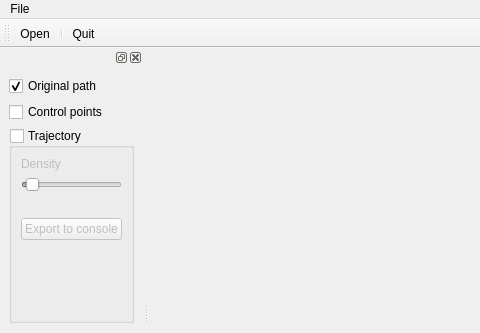
This is ui/mainwindow.ui in chili-epfl/cowriter-trajectory-generator as Qt 5 draws it before an edit; both pictures show x 0 to 480 and y 0 to 333 of the 800 by 600 pixel window. The edited form follows.
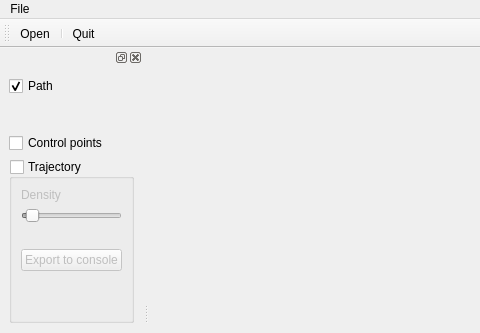
This is the edited form.

Commit message:
Compute + display length
Uses Gravesen algo. http://steve.hollasch.net/cgindex/curves/cbezarclen.html

The edit to the form file:
```diff
--- a/ui/mainwindow.ui
+++ b/ui/mainwindow.ui
@@ -60,13 +60,26 @@
        <item>
         <widget class="QCheckBox" name="showSvg">
          <property name="text">
-          <string>Original path</string>
+          <string>Path</string>
          </property>
          <property name="checked">
           <bool>true</bool>
          </property>
         </widget>
        </item>
+       <item>
+        <widget class="QLabel" name="pathLength">
+         <property name="sizePolicy">
+          <sizepolicy hsizetype="Preferred" vsizetype="MinimumExpanding">
+           <horstretch>0</horstretch>
+           <verstretch>0</verstretch>
+          </sizepolicy>
+         </property>
+         <property name="text">
+          <string/>
+         </property>
+        </widget>
+       </item>
        <item>
         <widget class="QCheckBox" name="showCtlPoints">
          <property name="text">
```
Left out of the diff: 2 changed lines with no effect on the pictures. The commit also changes 4 other files.
